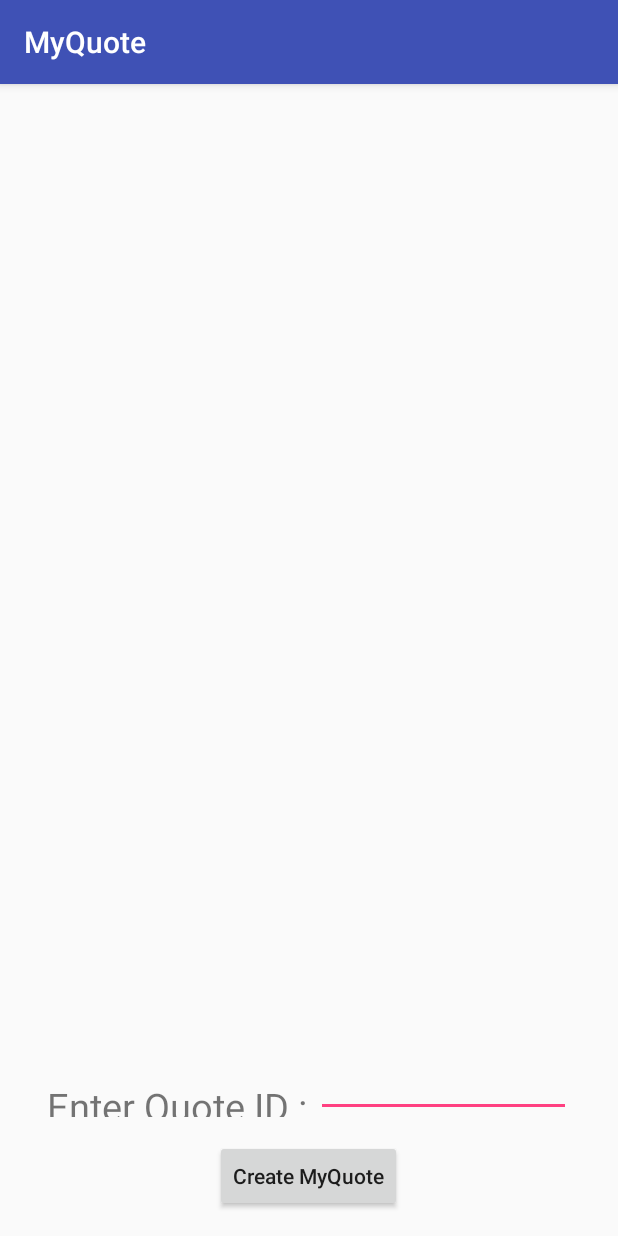
After one commit to nitish-iiitd/MyQuote-Android, an Android app: the CreateActivity screen opened directly, with no data from a screen before it, on a phone screen of 412 x 824 dp. The commit adds this screen. Run offline under Robolectric (Android 15) with nearby library versions, the phone set to English and light mode, and no system bars.

Commit message:
Added Create Activity

```diff
--- a/app/src/main/AndroidManifest.xml
+++ b/app/src/main/AndroidManifest.xml
@@ -1,6 +1,8 @@
 <?xml version="1.0" encoding="utf-8"?>
 <manifest xmlns:android="http://schemas.android.com/apk/res/android"
     package="com.example.nitish.myquote">
+
+    <uses-permission android:name="android.permission.WRITE_EXTERNAL_STORAGE" />
 
     <application
         android:allowBackup="true"
@@ -15,7 +17,9 @@
                 <category android:name="android.intent.category.LAUNCHER" />
             </intent-filter>
         </activity>
-        <activity android:name=".StartActivity"></activity>
+        <activity android:name=".StartActivity" />
+        <activity android:name=".CreateActivity" />
+        <activity android:name=".AddActivity"></activity>
     </application>
 
 </manifest>
--- /dev/null
+++ b/app/src/main/java/com/example/nitish/myquote/CreateActivity.java
@@ -0,0 +1,27 @@
+package com.example.nitish.myquote;
+
+import android.support.v7.app.AppCompatActivity;
+import android.os.Bundle;
+import android.widget.TextView;
+
+import java.util.ArrayList;
+import java.util.List;
+
+public class CreateActivity extends AppCompatActivity {
+
+    @Override
+    protected void onCreate(Bundle savedInstanceState) {
+        super.onCreate(savedInstanceState);
+        setContentView(R.layout.activity_create);
+        String quotesdisp="";
+        List<Quote> quotes = new ArrayList<Quote>();
+        DatabaseHandler dh = new DatabaseHandler(this);
+        quotes = dh.getAllQuotes();
+        for(int i=0;i<quotes.size();i++)
+        {
+            quotesdisp = quotesdisp+quotes.get(i).get_id()+" : "+quotes.get(i).getText()+"\n";
+        }
+        TextView quotestv  = (TextView)findViewById(R.id.quotes);
+        quotestv.setText(quotesdisp);
+    }
+}
--- /dev/null
+++ b/app/src/main/java/com/example/nitish/myquote/DatabaseHandler.java
@@ -0,0 +1,105 @@
+package com.example.nitish.myquote;
+
+import android.content.ContentValues;
+import android.content.Context;
+import android.database.Cursor;
+import android.database.sqlite.SQLiteDatabase;
+import android.database.sqlite.SQLiteOpenHelper;
+
+import java.util.ArrayList;
+import java.util.List;
+
+/**
+ * Created by nitish on 30/9/16.
+ */
+
+public class DatabaseHandler extends SQLiteOpenHelper {
+
+    // All Static variables
+    // Database Version
+    private static final int DATABASE_VERSION = 1;
+
+    // Database Name
+    private static final String DATABASE_NAME = "quotesManager";
+
+    // Contacts table name
+    private static final String TABLE_QUOTES = "quotes";
+
+    // Contacts Table Columns names
+    private static final String KEY_ID = "id";
+    private static final String KEY_TEXT = "text";
+
+    public DatabaseHandler(Context context) {
+        super(context, DATABASE_NAME, null, DATABASE_VERSION);
+    }
+
+    // Creating Tables
+    @Override
+    public void onCreate(SQLiteDatabase db) {
+        String CREATE_CONTACTS_TABLE = "CREATE TABLE " + TABLE_QUOTES + "("
+                + KEY_ID + " INTEGER PRIMARY KEY," + KEY_TEXT + " TEXT )";
+        db.execSQL(CREATE_CONTACTS_TABLE);
+    }
+
+    // Upgrading database
+    @Override
+    public void onUpgrade(SQLiteDatabase db, int oldVersion, int newVersion) {
+        // Drop older table if existed
+        db.execSQL("DROP TABLE IF EXISTS " + TABLE_QUOTES);
+
+        // Create tables again
+        onCreate(db);
+    }
+
+    // Adding new contact
+    public void addQuote(Quote quote) {
+        SQLiteDatabase db = this.getWritableDatabase();
+
+        ContentValues values = new ContentValues();
+        values.put(KEY_TEXT, quote.getText()); // Quote text
+
+        // Inserting Row
+        db.insert(TABLE_QUOTES, null, values);
+        db.close(); // Closing database connection
+    }
+
+    public Quote getQuote(int id) {
+        SQLiteDatabase db = this.getReadableDatabase();
+
+        Cursor cursor = db.query(TABLE_QUOTES, new String[] { KEY_ID,
+                        KEY_ID, KEY_TEXT }, KEY_ID + "=?",
+                new String[] { String.valueOf(id) }, null, null, null, null);
+        if (cursor != null)
+            cursor.moveToFirst();
+
+        Quote quote = new Quote(Integer.parseInt(cursor.getString(0)),
+                cursor.getString(1));
+        // return contact
+        return quote;
+    }
+
+    // Getting All Contacts
+    public List<Quote> getAllQuotes() {
+        List<Quote> quotes = new ArrayList<Quote>();
+        // Select All Query
+        String selectQuery = "SELECT  * FROM " + TABLE_QUOTES;
+
+        SQLiteDatabase db = this.getWritableDatabase();
+        Cursor cursor = db.rawQuery(selectQuery, null);
+
+        // looping through all rows and adding to list
+        if (cursor.moveToFirst()) {
+            do {
+                Quote quote = new Quote();
+                quote.set_id(Integer.parseInt(cursor.getString(0)));
+                quote.setText(cursor.getString(1));
+                // Adding contact to list
+                quotes.add(quote);
+            } while (cursor.moveToNext());
+        }
+
+        // return contact list
+        return quotes;
+    }
+
+}
--- /dev/null
+++ b/app/src/main/res/layout/activity_create.xml
@@ -0,0 +1,51 @@
+<?xml version="1.0" encoding="utf-8"?>
+<LinearLayout xmlns:android="http://schemas.android.com/apk/res/android"
+    xmlns:tools="http://schemas.android.com/tools"
+    android:id="@+id/activity_create"
+    android:layout_width="match_parent"
+    android:layout_height="match_parent"
+    android:orientation="vertical"
+    android:paddingBottom="@dimen/activity_vertical_margin"
+    android:paddingLeft="@dimen/activity_horizontal_margin"
+    android:paddingRight="@dimen/activity_horizontal_margin"
+    android:paddingTop="@dimen/activity_vertical_margin"
+    tools:context="com.example.nitish.myquote.CreateActivity"
+    android:gravity="center_horizontal">
+
+    <TextView
+        android:id="@+id/quotes"
+        android:layout_width="match_parent"
+        android:layout_height="match_parent"
+        android:text="No Quotes"
+        android:textSize="25sp"
+        android:layout_weight="5"
+        />
+
+
+    <LinearLayout
+        android:layout_width="match_parent"
+        android:layout_height="wrap_content"
+        android:orientation="horizontal"
+        android:layout_weight="1"
+        android:padding="15dp">
+
+        <TextView
+            android:layout_width="wrap_content"
+            android:layout_height="match_parent"
+            android:text="Enter Quote ID : "
+            android:textSize="25sp" />
+
+        <EditText
+            android:id="@+id/editText"
+            android:layout_width="fill_parent"
+            android:layout_height="wrap_content"
+            android:ems="10"
+            android:inputType="number" />
+    </LinearLayout>
+    <Button
+        android:layout_width="wrap_content"
+        android:layout_height="wrap_content"
+        android:text="Create MyQuote"
+        android:textAllCaps="false"/>
+
+</LinearLayout>
```
Also changed, not shown: app/src/main/java/com/example/nitish/myquote/AddActivity.java (added, +13 -0 lines), app/src/main/java/com/example/nitish/myquote/Quote.java (added, +35 -0 lines), app/src/main/java/com/example/nitish/myquote/StartActivity.java (+15 -0 lines), app/src/main/res/layout/activity_add.xml (added, +13 -0 lines), app/src/main/res/layout/activity_start.xml (+22 -3 lines).
